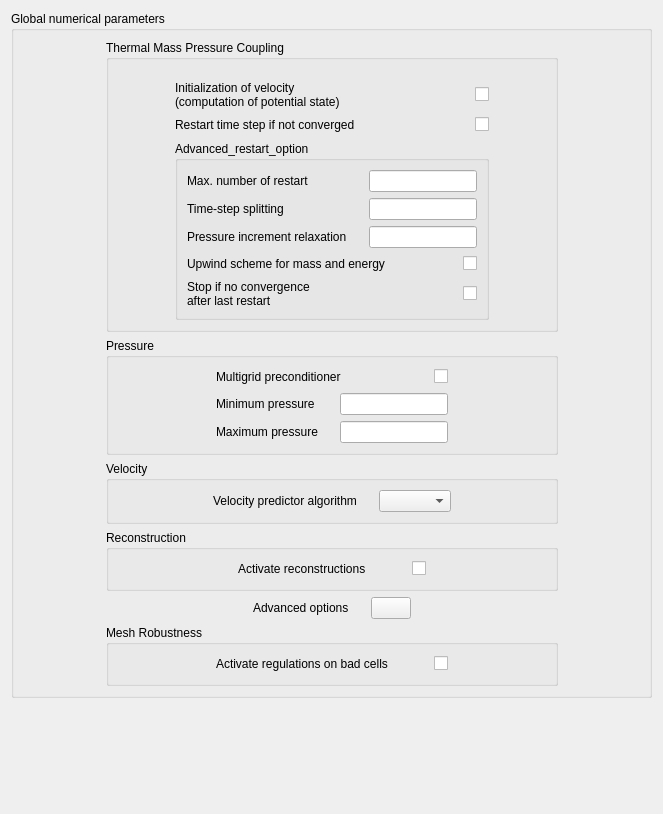
Before: the Qt Designer form gui/Pages/GlobalNumericalParameters.ui in code-saturne/code_saturne, drawn with Qt 5.
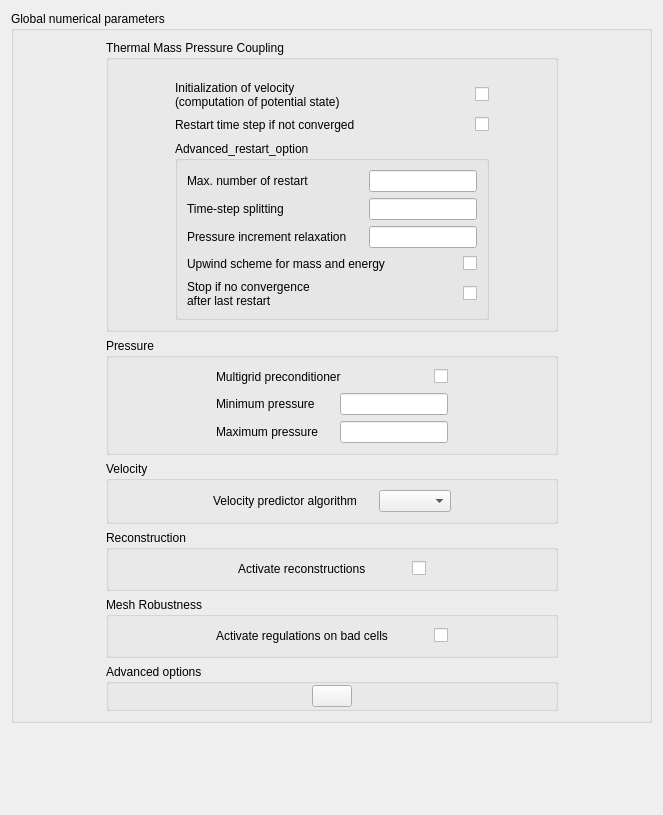
After: the same form once the commit is applied. Icons and pictures are not drawn.

What changed in the file:
```diff
--- a/gui/Pages/GlobalNumericalParameters.ui
+++ b/gui/Pages/GlobalNumericalParameters.ui
@@ -7,7 +7,7 @@
     <x>0</x>
     <y>0</y>
     <width>659</width>
-    <height>814</height>
+    <height>815</height>
    </rect>
   </property>
   <property name="windowTitle">
@@ -595,89 +595,6 @@
        </widget>
       </item>
       <item row="5" column="1">
-       <layout class="QHBoxLayout">
-        <property name="spacing">
-         <number>6</number>
-        </property>
-        <property name="margin">
-         <number>0</number>
-        </property>
-        <item>
-         <spacer>
-          <property name="orientation">
-           <enum>Qt::Horizontal</enum>
-          </property>
-          <property name="sizeHint" stdset="0">
-           <size>
-            <width>40</width>
-            <height>20</height>
-           </size>
-          </property>
-         </spacer>
-        </item>
-        <item>
-         <layout class="QHBoxLayout">
-          <property name="spacing">
-           <number>6</number>
-          </property>
-          <property name="margin">
-           <number>0</number>
-          </property>
-          <item>
-           <widget class="QLabel" name="label">
-            <property name="text">
-             <string>Advanced options</string>
-            </property>
-           </widget>
-          </item>
-          <item>
-           <spacer>
-            <property name="orientation">
-             <enum>Qt::Horizontal</enum>
-            </property>
-            <property name="sizeHint" stdset="0">
-             <size>
-              <width>16</width>
-              <height>20</height>
-             </size>
-            </property>
-           </spacer>
-          </item>
-          <item>
-           <widget class="QPushButton" name="pushButtonAdvanced">
-            <property name="text">
-             <string/>
-            </property>
-            <property name="icon">
-             <iconset>
-              <normaloff>:/new/prefix1/icons/22x22/preferences-system.png</normaloff>:/new/prefix1/icons/22x22/preferences-system.png</iconset>
-            </property>
-            <property name="iconSize">
-             <size>
-              <width>22</width>
-              <height>22</height>
-             </size>
-            </property>
-           </widget>
-          </item>
-         </layout>
-        </item>
-        <item>
-         <spacer>
-          <property name="orientation">
-           <enum>Qt::Horizontal</enum>
-          </property>
-          <property name="sizeHint" stdset="0">
-           <size>
-            <width>40</width>
-            <height>20</height>
-           </size>
-          </property>
-         </spacer>
-        </item>
-       </layout>
-      </item>
-      <item row="6" column="1">
        <widget class="QGroupBox" name="gridGroupBox">
         <property name="title">
          <string>Mesh Robustness</string>
@@ -743,6 +660,74 @@
         </layout>
        </widget>
       </item>
+      <item row="6" column="1">
+       <widget class="QGroupBox" name="">
+        <property name="title">
+         <string>Advanced options</string>
+        </property>
+        <layout class="QHBoxLayout">
+         <property name="spacing">
+          <number>6</number>
+         </property>
+         <property name="margin">
+          <number>1</number>
+         </property>
+         <item>
+          <spacer>
+           <property name="orientation">
+            <enum>Qt::Horizontal</enum>
+           </property>
+           <property name="sizeHint" stdset="0">
+            <size>
+             <width>40</width>
+             <height>20</height>
+            </size>
+           </property>
+          </spacer>
+         </item>
+         <item>
+          <layout class="QHBoxLayout">
+           <property name="spacing">
+            <number>6</number>
+           </property>
+           <property name="margin">
+            <number>0</number>
+           </property>
+           <item>
+            <widget class="QPushButton" name="pushButtonAdvanced">
+             <property name="text">
+              <string/>
+             </property>
+             <property name="icon">
+              <iconset>
+               <normaloff>:/new/prefix1/icons/22x22/preferences-system.png</normaloff>:/new/prefix1/icons/22x22/preferences-system.png</iconset>
+             </property>
+             <property name="iconSize">
+              <size>
+               <width>22</width>
+               <height>22</height>
+              </size>
+             </property>
+            </widget>
+           </item>
+          </layout>
+         </item>
+         <item>
+          <spacer>
+           <property name="orientation">
+            <enum>Qt::Horizontal</enum>
+           </property>
+           <property name="sizeHint" stdset="0">
+            <size>
+             <width>40</width>
+             <height>20</height>
+            </size>
+           </property>
+          </spacer>
+         </item>
+        </layout>
+       </widget>
+      </item>
      </layout>
     </widget>
    </item>
```
